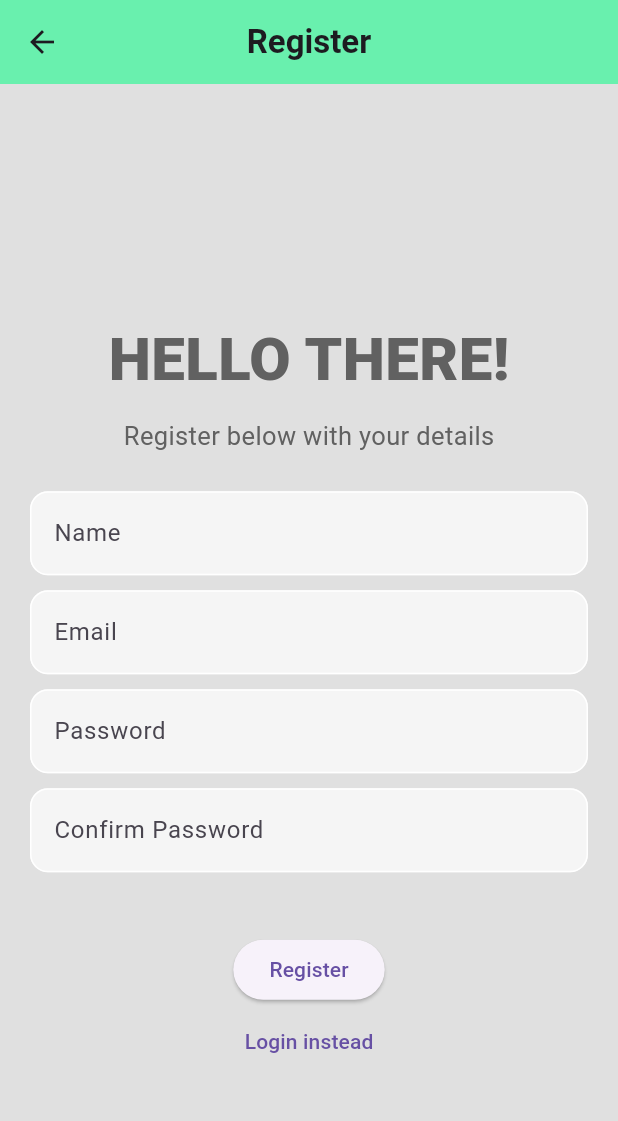
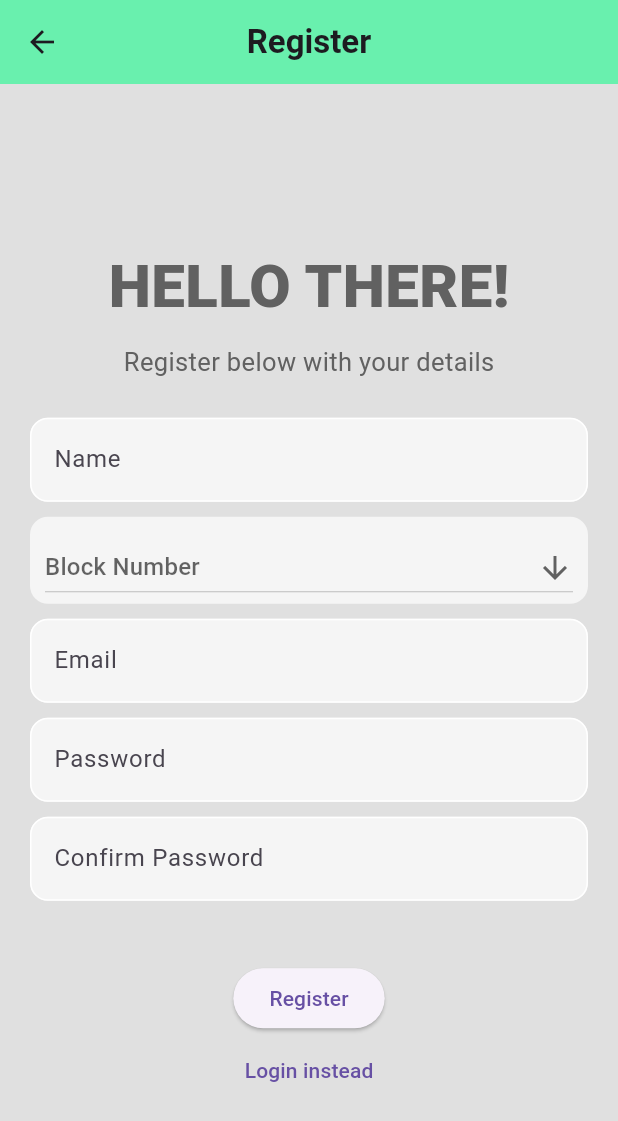
Before and after one commit to lifrocszh/2024-Orbital-6532, a Flutter app: the RegisterPage screen opened directly with empty values, on a phone screen of 412 x 824 dp. Shown: the top 1121 px of the screen. Run offline on Flutter 3.47's test engine with Material 3 defaults, Android fonts, the phone set to English and light mode, and no system bars; our stand-ins replace cloud_firestore, firebase_auth, firebase_core, table_calendar; accounts and stored records are empty.

Commit message:
Create user data like name and block

```diff
--- a/lib/pages/register_page.dart
+++ b/lib/pages/register_page.dart
@@ -1,5 +1,6 @@
 import 'package:flutter/material.dart';
 import 'package:firebase_auth/firebase_auth.dart';
+import 'package:cloud_firestore/cloud_firestore.dart';
 import '../auth.dart';
 
 class RegisterPage extends StatefulWidget {
@@ -21,33 +22,43 @@ class _RegisterPageState extends State<RegisterPage> {
       TextEditingController();
   final TextEditingController _nameController = TextEditingController();
 
-  // Future<void> signInWithEmailAndPassword() async {
-  //   try {
-  //     await Auth().signInWithEmailAndPassword(
-  //       email: _emailController.text,
-  //       password: _passwordController.text,
-  //     );
-  //   } on FirebaseAuthException catch (e) {
-  //     setState(() {
-  //       errorMessage = e.message;
-  //     });
-  //   }
-  // }
+  static List<String> list = ['2', '3', '4', '5', '6', '7', '8'];
+  String? _blockNumber;
+
+  Future addUserDetails() async {
+    await FirebaseFirestore.instance.collection('Users').add({
+      'Name': _nameController.text,
+      'Block': _blockNumber,
+      'Email': _emailController.text,
+    });
+  }
 
   Future<void> createUserWithEmailAndPassword() async {
-    if (passwordsMatch()) {
+    print('submit button clicked');
+    if (!passwordsMatch()) {
+      setState(() {
+        errorMessage = 'Passwords do not match';
+      });
+    } else if (_nameController.text.isEmpty) {
+      setState(() {
+        errorMessage = 'Please enter your name';
+      });
+    } else if (_blockNumber == null) {
+      setState(() {
+        errorMessage = 'Please enter your block number';
+      });
+    } else {
       try {
         await Auth().createUserWithEmailAndPassword(
           email: _emailController.text,
           password: _passwordController.text,
         );
+        addUserDetails();
       } on FirebaseAuthException catch (e) {
         setState(() {
           errorMessage = e.message;
         });
       }
-    } else {
-      errorMessage = 'Passwords do not match';
     }
   }
 
@@ -94,15 +105,16 @@ class _RegisterPageState extends State<RegisterPage> {
           backgroundColor: Colors.greenAccent,
         ),
         backgroundColor: Colors.grey[300],
-        body: Container(
-            height: double.infinity,
-            width: double.infinity,
-            padding: const EdgeInsets.all(20),
+        body: SafeArea(
+          child: Center(
+            child: SingleChildScrollView(
+              child: Container(
+                  padding: const EdgeInsets.only(left: 20, right: 20),
                   child: Column(
                     crossAxisAlignment: CrossAxisAlignment.center,
                     mainAxisAlignment: MainAxisAlignment.center,
                     children: <Widget>[
-                const SizedBox(height: 50),
+                      const SizedBox(height: 20),
 
                       // Logo text
                       Text(
@@ -127,7 +139,7 @@ class _RegisterPageState extends State<RegisterPage> {
 
                       // textfields
                       Container(
-                  padding: const EdgeInsets.only(top: 10),
+                        padding: const EdgeInsets.only(top: 10, bottom: 10),
                         child: TextField(
                           controller: _nameController,
                           decoration: InputDecoration(
@@ -139,9 +151,43 @@ class _RegisterPageState extends State<RegisterPage> {
                               borderRadius: BorderRadius.circular(12),
                             ),
                             focusedBorder: OutlineInputBorder(
-                        borderSide: const BorderSide(color: Colors.deepPurple),
+                              borderSide:
+                                  const BorderSide(color: Colors.deepPurple),
                               borderRadius: BorderRadius.circular(12),
                             ),
+                          ),
+                        ),
+                      ),
+
+                      DecoratedBox(
+                        decoration: BoxDecoration(
+                          borderRadius: BorderRadius.circular(12),
+                          color: Colors.grey[100],
+                        ),
+                        child: Container(
+                          padding: const EdgeInsets.only(
+                              top: 10, left: 10, right: 10),
+                          child: DropdownButton<String>(
+                            value:
+                                _blockNumber, // Initially set to null for empty selection
+                            isExpanded: true,
+                            hint: const Text('Block Number'),
+
+                            icon: const Icon(Icons.arrow_downward),
+                            elevation: 10,
+                            dropdownColor: Colors.grey[100],
+                            onChanged: (String? value) {
+                              setState(() {
+                                _blockNumber = value!;
+                              });
+                            },
+                            items: list
+                                .map<DropdownMenuItem<String>>((String value) {
+                              return DropdownMenuItem<String>(
+                                value: value,
+                                child: Text(value),
+                              );
+                            }).toList(),
                           ),
                         ),
                       ),
@@ -159,7 +205,8 @@ class _RegisterPageState extends State<RegisterPage> {
                               borderRadius: BorderRadius.circular(12),
                             ),
                             focusedBorder: OutlineInputBorder(
-                        borderSide: const BorderSide(color: Colors.deepPurple),
+                              borderSide:
+                                  const BorderSide(color: Colors.deepPurple),
                               borderRadius: BorderRadius.circular(12),
                             ),
                           ),
@@ -180,7 +227,8 @@ class _RegisterPageState extends State<RegisterPage> {
                               borderRadius: BorderRadius.circular(12),
                             ),
                             focusedBorder: OutlineInputBorder(
-                        borderSide: const BorderSide(color: Colors.deepPurple),
+                              borderSide:
+                                  const BorderSide(color: Colors.deepPurple),
                               borderRadius: BorderRadius.circular(12),
                             ),
                           ),
@@ -201,7 +249,8 @@ class _RegisterPageState extends State<RegisterPage> {
                               borderRadius: BorderRadius.circular(12),
                             ),
                             focusedBorder: OutlineInputBorder(
-                        borderSide: const BorderSide(color: Colors.deepPurple),
+                              borderSide:
+                                  const BorderSide(color: Colors.deepPurple),
                               borderRadius: BorderRadius.circular(12),
                             ),
                           ),
@@ -209,14 +258,17 @@ class _RegisterPageState extends State<RegisterPage> {
                       ),
 
                       Container(
-                  padding:
-                      const EdgeInsetsDirectional.only(top: 10, bottom: 10),
+                        padding: const EdgeInsetsDirectional.only(
+                            top: 10, bottom: 10),
                         child: _errorMessage(),
                       ),
 
                       _submitButton(),
                       _registerButton(),
                     ],
-            )));
+                  )),
+            ),
+          ),
+        ));
   }
 }
```
Also changed, not shown: lib/pages/login_page.dart (+0 -13 lines). Lines whose indentation alone changed are shown as unchanged.
